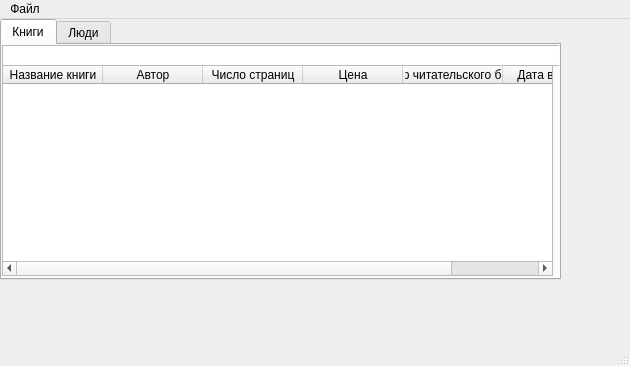
Before: the Qt Designer form mainwindow.ui in qreodium/is_libary, drawn with Qt 5.
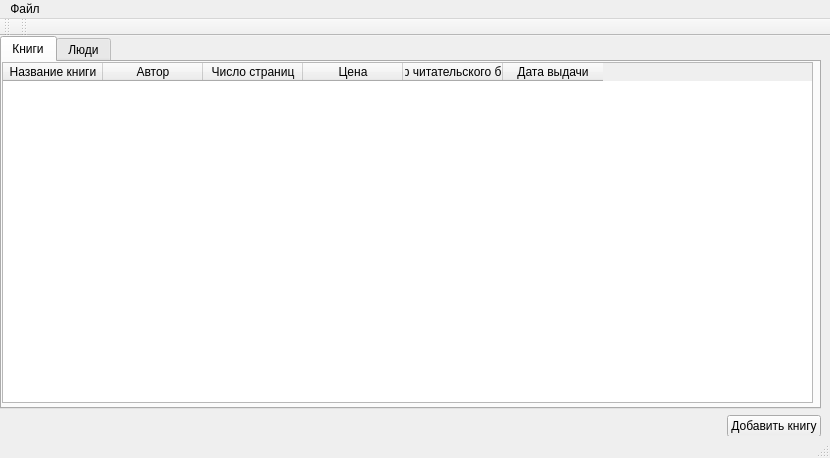
After: the same form once the commit is applied. The open tabs and pages were chosen to show the change.

Commit message: Added the ability to add new books to the QList of the database class.

Patch:
```diff
--- a/mainwindow.ui
+++ b/mainwindow.ui
@@ -6,8 +6,8 @@
    <rect>
     <x>0</x>
     <y>0</y>
-    <width>630</width>
-    <height>366</height>
+    <width>830</width>
+    <height>458</height>
    </rect>
   </property>
   <property name="windowTitle">
@@ -19,15 +19,15 @@
      <rect>
       <x>0</x>
       <y>0</y>
-      <width>561</width>
-      <height>261</height>
+      <width>821</width>
+      <height>401</height>
      </rect>
     </property>
     <layout class="QGridLayout" name="gridLayout">
      <property name="sizeConstraint">
       <enum>QLayout::SetDefaultConstraint</enum>
      </property>
-     <item row="0" column="0">
+     <item row="0" column="1">
       <widget class="QTabWidget" name="tabWidget">
        <property name="currentIndex">
         <number>1</number>
@@ -46,14 +46,29 @@
          <string>Книги</string>
         </attribute>
         <widget class="QTableWidget" name="tableBooks">
+         <property name="enabled">
+          <bool>true</bool>
+         </property>
          <property name="geometry">
           <rect>
            <x>0</x>
-           <y>20</y>
-           <width>551</width>
-           <height>211</height>
+           <y>0</y>
+           <width>811</width>
+           <height>341</height>
           </rect>
          </property>
+         <property name="editTriggers">
+          <set>QAbstractItemView::NoEditTriggers</set>
+         </property>
+         <property name="selectionBehavior">
+          <enum>QAbstractItemView::SelectRows</enum>
+         </property>
+         <property name="showGrid">
+          <bool>true</bool>
+         </property>
+         <property name="sortingEnabled">
+          <bool>true</bool>
+         </property>
          <column>
           <property name="text">
            <string>Название книги</string>
@@ -85,16 +100,6 @@
           </property>
          </column>
         </widget>
-        <widget class="QTableWidget" name="tableBoksFind">
-         <property name="geometry">
-          <rect>
-           <x>0</x>
-           <y>0</y>
-           <width>559</width>
-           <height>21</height>
-          </rect>
-         </property>
-        </widget>
        </widget>
        <widget class="QWidget" name="Peoples">
         <attribute name="title">
@@ -113,6 +118,30 @@
        </widget>
       </widget>
      </item>
+     <item row="1" column="1">
+      <layout class="QHBoxLayout" name="horizontalLayout">
+       <item>
+        <spacer name="horizontalSpacer">
+         <property name="orientation">
+          <enum>Qt::Horizontal</enum>
+         </property>
+         <property name="sizeHint" stdset="0">
+          <size>
+           <width>40</width>
+           <height>20</height>
+          </size>
+         </property>
+        </spacer>
+       </item>
+       <item>
+        <widget class="QPushButton" name="pushButton">
+         <property name="text">
+          <string>Добавить книгу</string>
+         </property>
+        </widget>
+       </item>
+      </layout>
+     </item>
     </layout>
    </widget>
   </widget>
@@ -121,7 +150,7 @@
     <rect>
      <x>0</x>
      <y>0</y>
-     <width>630</width>
+     <width>830</width>
      <height>21</height>
     </rect>
    </property>
@@ -133,6 +162,28 @@
    <addaction name="menu"/>
   </widget>
   <widget class="QStatusBar" name="statusbar"/>
+  <widget class="QToolBar" name="toolBar">
+   <property name="windowTitle">
+    <string>toolBar</string>
+   </property>
+   <attribute name="toolBarArea">
+    <enum>TopToolBarArea</enum>
+   </attribute>
+   <attribute name="toolBarBreak">
+    <bool>false</bool>
+   </attribute>
+  </widget>
+  <widget class="QToolBar" name="toolBar_2">
+   <property name="windowTitle">
+    <string>toolBar_2</string>
+   </property>
+   <attribute name="toolBarArea">
+    <enum>TopToolBarArea</enum>
+   </attribute>
+   <attribute name="toolBarBreak">
+    <bool>false</bool>
+   </attribute>
+  </widget>
  </widget>
  <resources/>
  <connections/>
```
Left out of the diff: 41 changed lines with no effect on the pictures. The commit also changes 10 other files.
